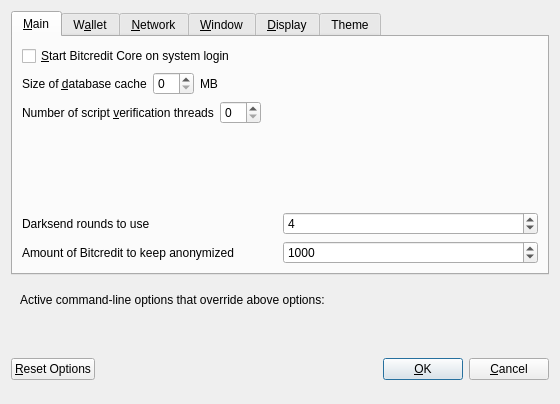
This is src/qt/forms/optionsdialog.ui in thelonecrouton/bitcredit as Qt 5 draws it before an edit. The edited form follows.
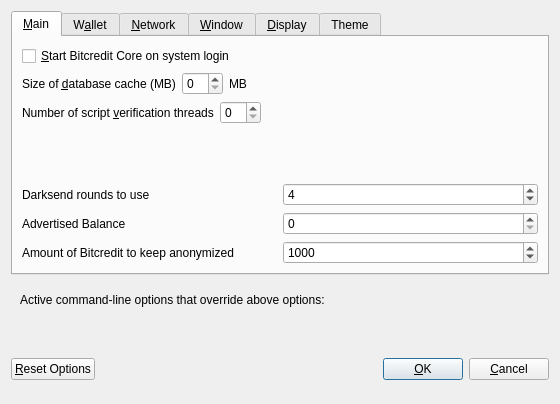
This is the edited form. Custom widgets are drawn as their Qt base class.

What changed in the file:
```diff
--- a/src/qt/forms/optionsdialog.ui
+++ b/src/qt/forms/optionsdialog.ui
@@ -48,7 +48,7 @@
          <item>
           <widget class="QLabel" name="databaseCacheLabel">
            <property name="text">
-            <string>Size of &amp;database cache</string>
+            <string>Size of &amp;database cache (MB)</string>
            </property>
            <property name="textFormat">
             <enum>Qt::PlainText</enum>
@@ -163,6 +163,24 @@
          </item>
         </layout>
        </item>
+       <item>
+        <layout class="QHBoxLayout" name="horizontalLayout_2">
+         <item>
+          <widget class="QLabel" name="advertisedBalancelabel">
+           <property name="text">
+            <string>Advertised Balance</string>
+           </property>
+          </widget>
+         </item>
+         <item>
+          <widget class="QSpinBox" name="advertisedBalance">
+           <property name="maximum">
+            <number>100</number>
+           </property>
+          </widget>
+         </item>
+        </layout>
+       </item>
        <item>
         <layout class="QHBoxLayout" name="horizontalLayout">
          <item>
```
